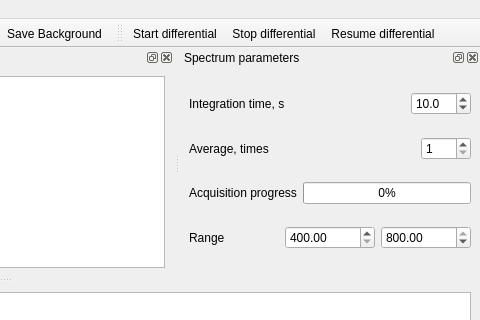
Ulm-IQO/qudi, file gui/spectrometer/ui_spectrometer.ui: the form before one commit; both pictures show x 476 to 956 and y 0 to 320 of the 956 by 780 pixel window.
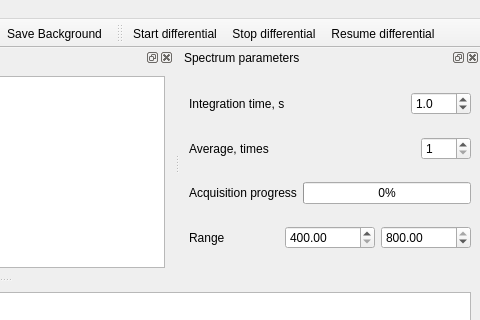
The form after the commit. Icons and pictures are not drawn. Custom widgets are drawn as their Qt base class.

Diff of the .ui file:
```diff
--- a/gui/spectrometer/ui_spectrometer.ui
+++ b/gui/spectrometer/ui_spectrometer.ui
@@ -327,7 +327,7 @@
             <number>1</number>
            </property>
            <property name="minimum">
-            <double>0.500000000000000</double>
+            <double>0.100000000000000</double>
            </property>
            <property name="maximum">
             <double>100.000000000000000</double>
@@ -336,7 +336,7 @@
             <double>0.500000000000000</double>
            </property>
            <property name="value">
-            <double>10.000000000000000</double>
+            <double>1.000000000000000</double>
            </property>
           </widget>
          </item>
```
Left out of the diff: 2 changed lines with no effect on the pictures.
